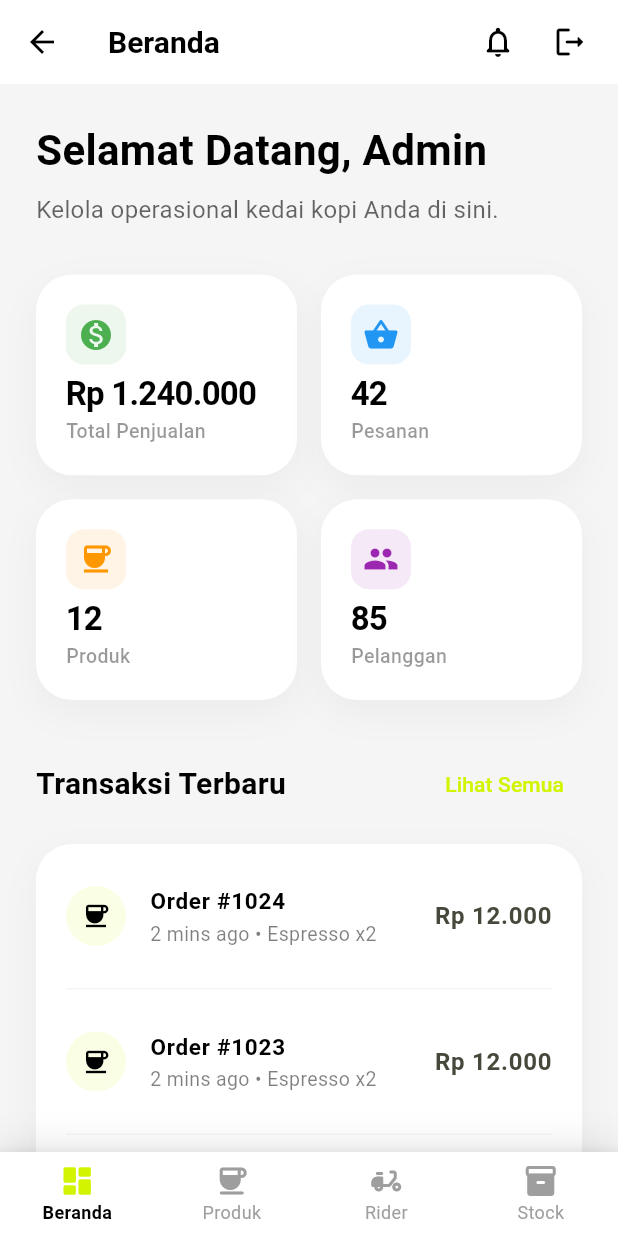
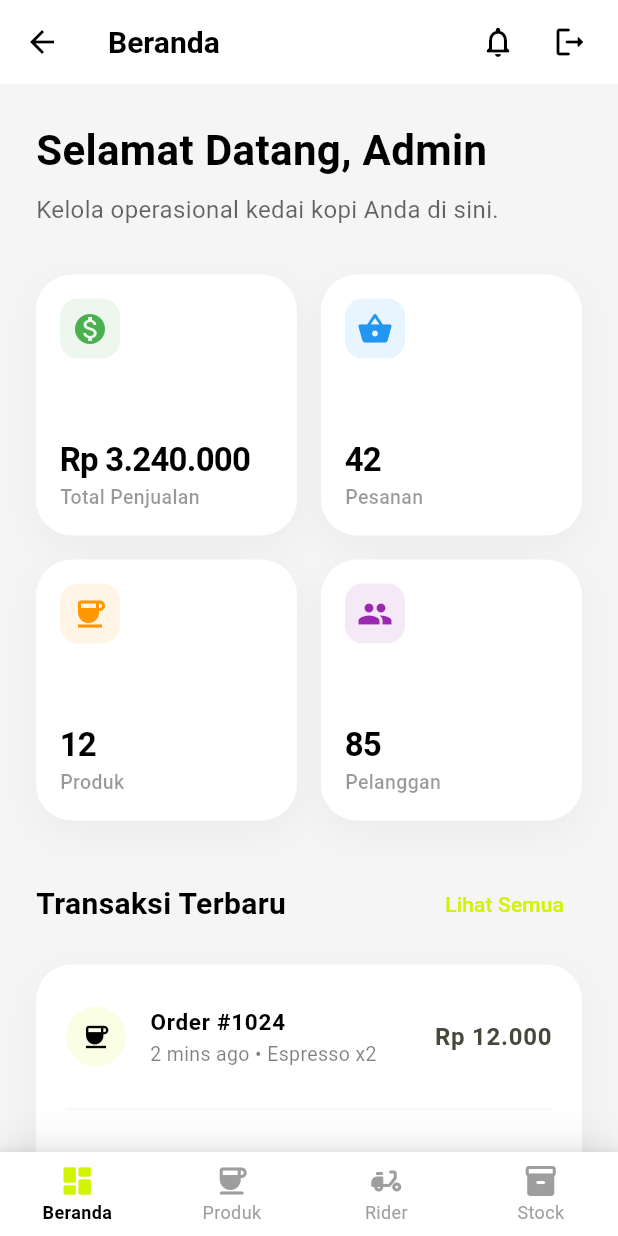
Before and after one commit to dominikuswilly/mynofuadmin, a Flutter app: the AdminScreen screen opened by its route, on a phone screen of 412 x 824 dp. Run offline on Flutter 3.47's test engine with Material 3 defaults, Android fonts, the phone set to English and light mode, and no system bars; our stand-ins replace shared_preferences; accounts and stored records are empty; network calls fail.

Commit message:
refactor: lift FAB control to admin screen via GlobalKey and remove Scaffold from product management screen

```diff
--- a/lib/admin_screen.dart
+++ b/lib/admin_screen.dart
@@ -12,6 +12,7 @@ class AdminScreen extends StatefulWidget {
 
 class _AdminScreenState extends State<AdminScreen> {
   int _selectedIndex = 0;
+  final GlobalKey<ProductManagementScreenState> _productKey = GlobalKey<ProductManagementScreenState>();
 
   final List<String> _titles = [
     'Beranda',
@@ -60,7 +61,7 @@ class _AdminScreenState extends State<AdminScreen> {
         index: _selectedIndex,
         children: [
           _buildDashboardTab(),
-          const ProductManagementScreen(),
+          ProductManagementScreen(key: _productKey),
           _buildPlaceholder('Rider'),
           _buildPlaceholder('Stock'),
         ],
@@ -110,6 +111,19 @@ class _AdminScreenState extends State<AdminScreen> {
           ],
         ),
       ),
+      floatingActionButton: _selectedIndex == 1
+          ? FloatingActionButton(
+              onPressed: () {
+                _productKey.currentState?.toggleAddSection();
+                setState(() {}); // Refresh to update FAB icon
+              },
+              backgroundColor: AppColors.black,
+              child: Icon(
+                (_productKey.currentState?.isAddingProduct ?? false) ? Icons.close : Icons.add,
+                color: AppColors.primary,
+              ),
+            )
+          : null,
     );
   }
 
@@ -196,9 +210,9 @@ class _AdminScreenState extends State<AdminScreen> {
       crossAxisCount: 2,
       crossAxisSpacing: 16,
       mainAxisSpacing: 16,
-      childAspectRatio: 1.3,
+      childAspectRatio: 1.0, // Changed from 1.1 to 1.0 to ensure no overflow
       children: [
-        _buildStatCard('Total Penjualan', 'Rp 1.240.000', Icons.monetization_on, Colors.green),
+        _buildStatCard('Total Penjualan', 'Rp 3.240.000', Icons.monetization_on, Colors.green),
         _buildStatCard('Pesanan', '42', Icons.shopping_basket, Colors.blue),
         _buildStatCard('Produk', '12', Icons.coffee, Colors.orange),
         _buildStatCard('Pelanggan', '85', Icons.people, Colors.purple),
@@ -208,7 +222,7 @@ class _AdminScreenState extends State<AdminScreen> {
 
   Widget _buildStatCard(String title, String value, IconData icon, Color color) {
     return Container(
-      padding: const EdgeInsets.all(20),
+      padding: const EdgeInsets.all(16), // Reduced from 20 for more space
       decoration: BoxDecoration(
         color: Colors.white,
         borderRadius: BorderRadius.circular(24),
@@ -222,7 +236,6 @@ class _AdminScreenState extends State<AdminScreen> {
       ),
       child: Column(
         crossAxisAlignment: CrossAxisAlignment.start,
-        mainAxisAlignment: MainAxisAlignment.spaceBetween,
         children: [
           Container(
             padding: const EdgeInsets.all(8),
@@ -232,10 +245,15 @@ class _AdminScreenState extends State<AdminScreen> {
             ),
             child: Icon(icon, color: color, size: 24),
           ),
-          Column(
+          const SizedBox(height: 8),
+          Expanded(
+            child: Column(
               crossAxisAlignment: CrossAxisAlignment.start,
+              mainAxisAlignment: MainAxisAlignment.end,
               children: [
-              Text(
+                FittedBox(
+                  fit: BoxFit.scaleDown,
+                  child: Text(
                     value,
                     style: const TextStyle(
                       fontSize: 22,
@@ -243,8 +261,11 @@ class _AdminScreenState extends State<AdminScreen> {
                       letterSpacing: -0.5,
                     ),
                   ),
+                ),
                 Text(
                   title,
+                  maxLines: 1,
+                  overflow: TextOverflow.ellipsis,
                   style: TextStyle(
                     fontSize: 13,
                     color: Colors.black.withOpacity(0.4),
@@ -252,6 +273,7 @@ class _AdminScreenState extends State<AdminScreen> {
                   ),
                 ),
               ],
+            ),
           ),
         ],
       ),
```
Also changed, not shown: lib/product_management_screen.dart (+10 -15 lines). Lines whose indentation alone changed are shown as unchanged.
